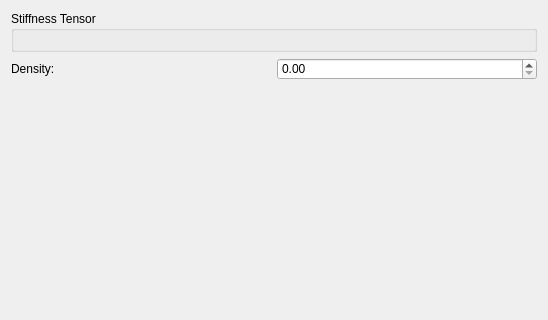
HEXRD/hexrdgui, file hexrd/ui/resources/ui/material_properties_editor.ui: the form before one commit; both pictures show x 0 to 548 and y 0 to 320 of the 548 by 502 pixel window.
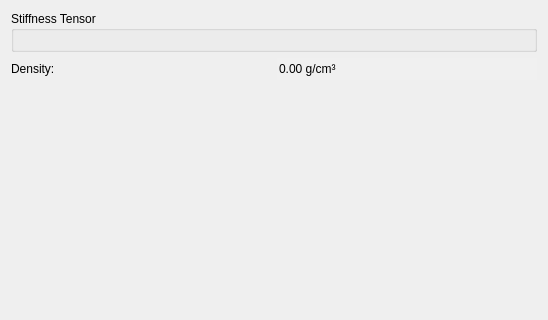
The form after the commit. Custom widgets are drawn as their Qt base class.

Commit message: Make density a read-only property

Diff of the .ui file:
```diff
--- a/hexrd/ui/resources/ui/material_properties_editor.ui
+++ b/hexrd/ui/resources/ui/material_properties_editor.ui
@@ -49,8 +49,29 @@
    </item>
    <item row="1" column="1">
     <widget class="ScientificDoubleSpinBox" name="density">
+     <property name="enabled">
+      <bool>true</bool>
+     </property>
      <property name="toolTip">
-      <string>&lt;html&gt;&lt;head/&gt;&lt;body&gt;&lt;p&gt;&lt;span style=&quot; font-family:'Roboto,arial,sans-serif'; font-size:14px; color:#4d5156; background-color:#ffffff;&quot;&gt;g/cm³&lt;/span&gt;&lt;/p&gt;&lt;/body&gt;&lt;/html&gt;</string>
+      <string>&lt;html&gt;&lt;head/&gt;&lt;body&gt;&lt;p&gt;&lt;span style=&quot; font-family:'Roboto,arial,sans-serif'; font-size:14px; color:#4d5156; background-color:#ffffff;&quot;&gt;Computed from lattice parameters&lt;/span&gt;&lt;/p&gt;&lt;/body&gt;&lt;/html&gt;</string>
+     </property>
+     <property name="styleSheet">
+      <string notr="true">background-color: #F0F0F0</string>
+     </property>
+     <property name="frame">
+      <bool>false</bool>
+     </property>
+     <property name="readOnly">
+      <bool>true</bool>
+     </property>
+     <property name="buttonSymbols">
+      <enum>QAbstractSpinBox::NoButtons</enum>
+     </property>
+     <property name="keyboardTracking">
+      <bool>false</bool>
+     </property>
+     <property name="suffix">
+      <string> g/cm³</string>
      </property>
      <property name="maximum">
       <double>100000.000000000000000</double>
```
Left out of the diff: 2 changed lines with no effect on the pictures.
